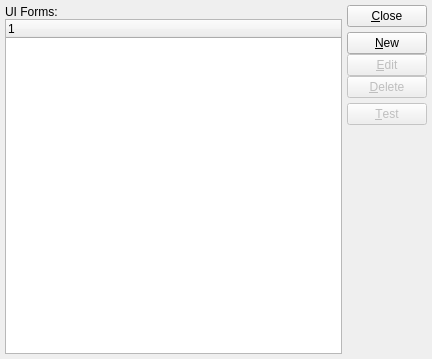
First picture: the form in xtuple/trunk/guiclient/uiforms.ui, repository WooodHead/xtuple, before the edit.
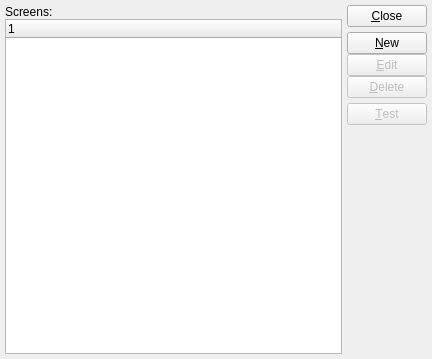
Second picture: the form after the edit. Custom widgets are drawn as their Qt base class.

Commit message: issue #6834: Change the term from UI Forms to Screens

What changed in the file:
```diff
--- a/xtuple/trunk/guiclient/uiforms.ui
+++ b/xtuple/trunk/guiclient/uiforms.ui
@@ -49,7 +49,7 @@
       <item>
        <widget class="QLabel" name="_uiformLit" >
         <property name="text" >
-         <string>UI Forms:</string>
+         <string>Screens:</string>
         </property>
        </widget>
       </item>
```
Left out of the diff: 2 changed lines with no effect on the pictures. The commit also changes 2 other files.
